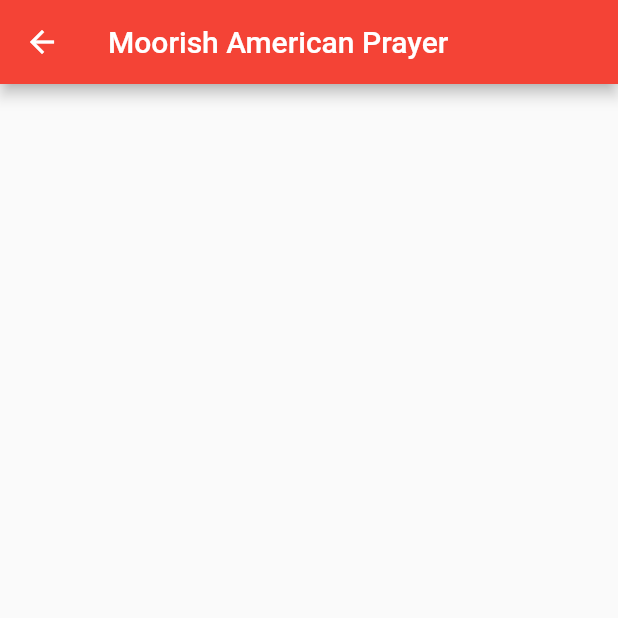
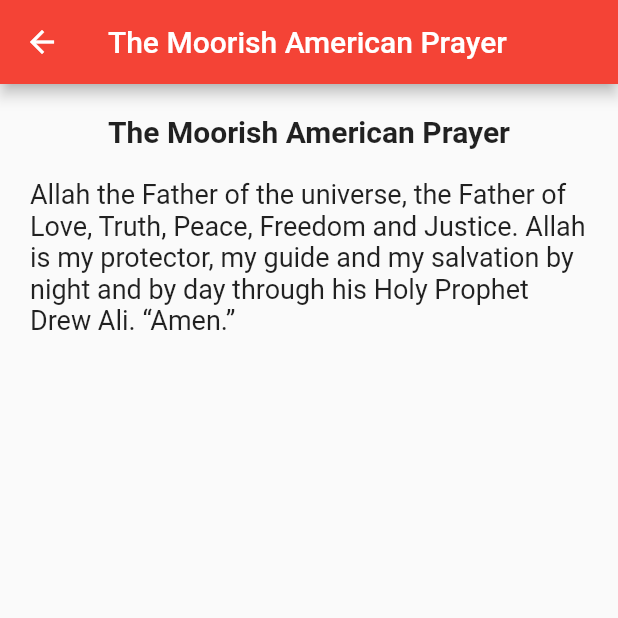
Before and after one commit to MaherabHossain/aripocapps, a Flutter app: the AmericalPlayerView screen opened directly, on a phone screen of 412 x 824 dp, the top half of it. Run offline on Flutter 3.47's test engine with Material 2 defaults, Android fonts, the light colour scheme and no system bars.

Commit message:
moorich american prayer

```diff
--- a/lib/app_constants.dart
+++ b/lib/app_constants.dart
@@ -2,7 +2,7 @@ import 'package:flutter/material.dart';
 
 class AppConstants {
   static String contactEamil = "moorishamericanuniversity@proton.me";
-  static String americanPlayerTitle = "Moorish American Prayer";
+  static String americanPlayerTitle = "The Moorish American Prayer";
   static String americaPlayerDdescription =
       'Allah the Father of the universe, the Father of Love, Truth, Peace, Freedom and Justice. Allah is my protector, my guide and my salvation by night and by day through his Holy Prophet Drew Ali. “Amen.”';
   static Color appBarColor = Colors.red;
--- a/lib/screens/amarican_player/americaan_player_view.dart
+++ b/lib/screens/amarican_player/americaan_player_view.dart
@@ -16,6 +16,32 @@ class _AmericalPlayerViewState extends State<AmericalPlayerView> {
     return Scaffold(
       appBar: AppBar(
         title: Text(AppConstants.americanPlayerTitle),
+        backgroundColor: AppConstants.appBarColor,
+      ),
+      body: SingleChildScrollView(
+        child: Center(
+          child: Padding(
+            padding: const EdgeInsets.all(20.0),
+            child: Column(
+              children: [
+                Text(
+                  AppConstants.americanPlayerTitle,
+                  style: TextStyle(
+                    fontSize: 20,
+                    fontWeight: FontWeight.w700,
+                  ),
+                ),
+                SizedBox(
+                  height: 20,
+                ),
+                Text(
+                  AppConstants.americaPlayerDdescription,
+                  style: TextStyle(fontSize: 18),
+                ),
+              ],
+            ),
+          ),
+        ),
       ),
     );
   }
```
Also changed, not shown: lib/screens/home.dart (+23 -10 lines).
